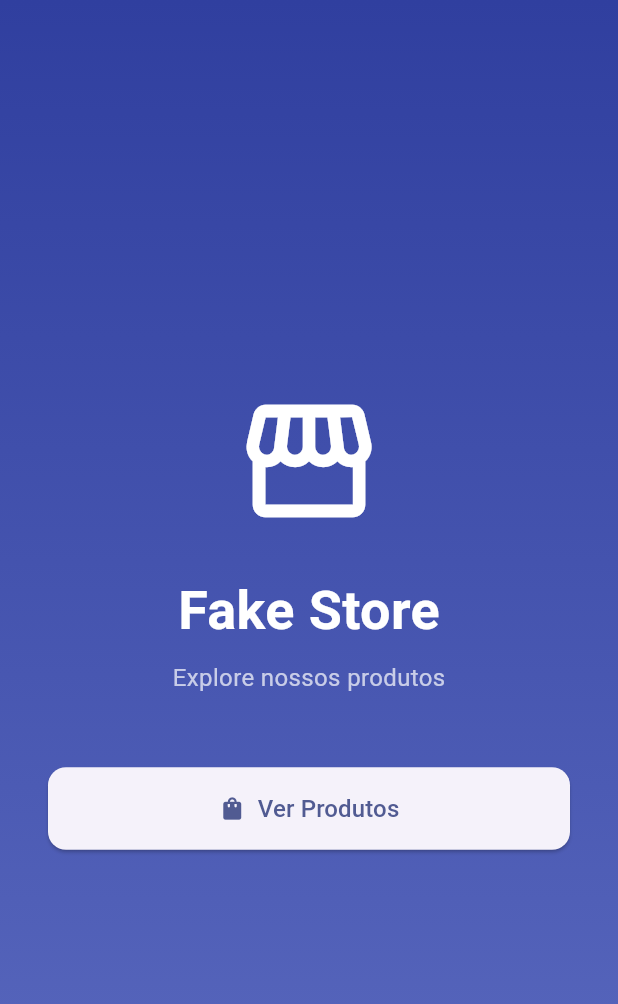
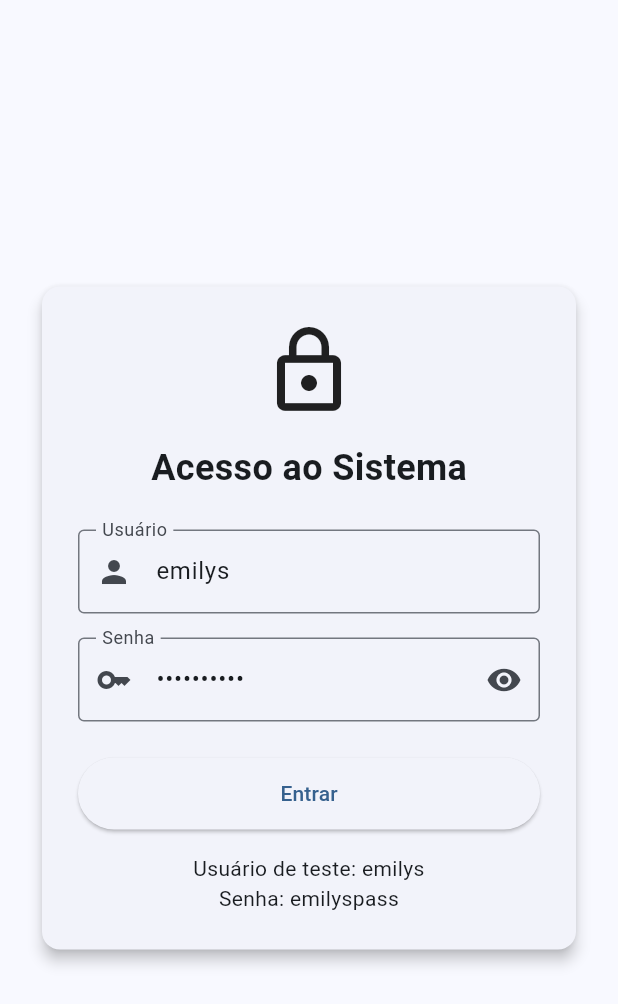
Before and after one commit to TalesUriel/mobile_arquitetura_01, a Flutter app: the screen it shows after launch, on a phone screen of 412 x 824 dp. Shown: the top 1004 px of the screen. Run offline on Flutter 3.47's test engine with Material 3 defaults, Android fonts, the phone set to English and light mode, and no system bars; our stand-ins replace dio; accounts and stored records are empty.

Commit message:
feat: implementa autenticação com DummyJSON e substitui Fake Store API

```diff
--- a/lib/main.dart
+++ b/lib/main.dart
@@ -1,5 +1,5 @@
 import 'package:flutter/material.dart';
-import 'presentation/pages/home_page.dart';
+import 'pages/login_page.dart';
 
 void main() {
   runApp(const MyApp());
@@ -11,14 +11,13 @@ class MyApp extends StatelessWidget {
   @override
   Widget build(BuildContext context) {
     return MaterialApp(
-      title: 'Fake Store',
+      title: 'Projeto Produtos com Autenticação',
       debugShowCheckedModeBanner: false,
       theme: ThemeData(
-        colorScheme: ColorScheme.fromSeed(seedColor: Colors.indigo),
+        colorSchemeSeed: Colors.blue,
         useMaterial3: true,
       ),
-      // Tela inicial da aplicação
-      home: const HomePage(),
+      home: const LoginPage(),
     );
   }
 }
--- /dev/null
+++ b/lib/models/auth_user.dart
@@ -0,0 +1,36 @@
+class AuthUser {
+  final int id;
+  final String username;
+  final String email;
+  final String firstName;
+  final String lastName;
+  final String image;
+  final String accessToken;
+  final String refreshToken;
+
+  AuthUser({
+    required this.id,
+    required this.username,
+    required this.email,
+    required this.firstName,
+    required this.lastName,
+    required this.image,
+    required this.accessToken,
+    required this.refreshToken,
+  });
+
+  factory AuthUser.fromJson(Map<String, dynamic> json) {
+    return AuthUser(
+      id: json['id'],
+      username: json['username'],
+      email: json['email'],
+      firstName: json['firstName'],
+      lastName: json['lastName'],
+      image: json['image'],
+      accessToken: json['accessToken'],
+      refreshToken: json['refreshToken'],
+    );
+  }
+
+  String get fullName => '$firstName $lastName';
+}
--- /dev/null
+++ b/lib/pages/login_page.dart
@@ -0,0 +1,168 @@
+import 'package:flutter/material.dart';
+import '../services/auth_service.dart';
+import '../session/session_controller.dart';
+import 'product_page.dart';
+
+class LoginPage extends StatefulWidget {
+  const LoginPage({super.key});
+
+  @override
+  State<LoginPage> createState() => _LoginPageState();
+}
+
+class _LoginPageState extends State<LoginPage> {
+  final _formKey = GlobalKey<FormState>();
+
+  final _usernameController = TextEditingController(text: 'emilys');
+  final _passwordController = TextEditingController(text: 'emilyspass');
+
+  final AuthService _authService = AuthService();
+
+  bool _isLoading = false;
+  bool _obscurePassword = true;
+
+  Future<void> _login() async {
+    if (!_formKey.currentState!.validate()) {
+      return;
+    }
+
+    setState(() {
+      _isLoading = true;
+    });
+
+    try {
+      final user = await _authService.login(
+        username: _usernameController.text.trim(),
+        password: _passwordController.text.trim(),
+      );
+
+      SessionController.instance.login(user);
+
+      if (!mounted) return;
+
+      Navigator.pushReplacement(
+        context,
+        MaterialPageRoute(
+          builder: (context) => const ProductPage(),
+        ),
+      );
+    } catch (e) {
+      if (!mounted) return;
+
+      ScaffoldMessenger.of(context).showSnackBar(
+        SnackBar(
+          content: Text('Erro ao realizar login: $e'),
+        ),
+      );
+    } finally {
+      if (mounted) {
+        setState(() {
+          _isLoading = false;
+        });
+      }
+    }
+  }
+
+  @override
+  void dispose() {
+    _usernameController.dispose();
+    _passwordController.dispose();
+    super.dispose();
+  }
+
+  @override
+  Widget build(BuildContext context) {
+    return Scaffold(
+      body: Center(
+        child: SingleChildScrollView(
+          padding: const EdgeInsets.all(24),
+          child: Card(
+            elevation: 4,
+            child: Padding(
+              padding: const EdgeInsets.all(24),
+              child: Form(
+                key: _formKey,
+                child: Column(
+                  mainAxisSize: MainAxisSize.min,
+                  children: [
+                    const Icon(
+                      Icons.lock_outline,
+                      size: 64,
+                    ),
+                    const SizedBox(height: 16),
+                    const Text(
+                      'Acesso ao Sistema',
+                      style: TextStyle(
+                        fontSize: 24,
+                        fontWeight: FontWeight.bold,
+                      ),
+                    ),
+                    const SizedBox(height: 24),
+                    TextFormField(
+                      controller: _usernameController,
+                      decoration: const InputDecoration(
+                        labelText: 'Usuário',
+                        prefixIcon: Icon(Icons.person),
+                        border: OutlineInputBorder(),
+                      ),
+                      validator: (value) {
+                        if (value == null || value.trim().isEmpty) {
+                          return 'Informe o usuário';
+                        }
+                        return null;
+                      },
+                    ),
+                    const SizedBox(height: 16),
+                    TextFormField(
+                      controller: _passwordController,
+                      obscureText: _obscurePassword,
+                      decoration: InputDecoration(
+                        labelText: 'Senha',
+                        prefixIcon: const Icon(Icons.key),
+                        border: const OutlineInputBorder(),
+                        suffixIcon: IconButton(
+                          icon: Icon(
+                            _obscurePassword
+                                ? Icons.visibility
+                                : Icons.visibility_off,
+                          ),
+                          onPressed: () {
+                            setState(() {
+                              _obscurePassword = !_obscurePassword;
+                            });
+                          },
+                        ),
+                      ),
+                      validator: (value) {
+                        if (value == null || value.trim().isEmpty) {
+                          return 'Informe a senha';
+                        }
+                        return null;
+                      },
+                    ),
+                    const SizedBox(height: 24),
+                    SizedBox(
+                      width: double.infinity,
+                      height: 48,
+                      child: ElevatedButton(
+                        onPressed: _isLoading ? null : _login,
+                        child: _isLoading
+                            ? const CircularProgressIndicator()
+                            : const Text('Entrar'),
+                      ),
+                    ),
+                    const SizedBox(height: 16),
+                    const Text(
+                      'Usuário de teste: emilys\nSenha: emilyspass',
+                      textAlign: TextAlign.center,
+                    ),
+                  ],
+                ),
+              ),
+            ),
+          ),
+        ),
+      ),
+    );
+  }
+}
--- /dev/null
+++ b/lib/session/session_controller.dart
@@ -0,0 +1,23 @@
+import '../models/auth_user.dart';
+
+class SessionController {
+  static final SessionController instance = SessionController._();
+
+  SessionController._();
+
+  AuthUser? _user;
+
+  AuthUser? get user => _user;
+
+  String? get token => _user?.accessToken;
+
+  bool get isLoggedIn => _user != null;
+
+  void login(AuthUser user) {
+    _user = user;
+  }
+
+  void logout() {
+    _user = null;
+  }
+}
--- a/pubspec.yaml
+++ b/pubspec.yaml
@@ -9,6 +9,7 @@ dependencies:
     sdk: flutter
   dio: ^5.4.0
   provider: ^6.1.2
+  http: ^1.2.0
 dev_dependencies:
   flutter_test:
     sdk: flutter
```
Also changed, not shown: lib/models/product.dart (added, +34 -0 lines), lib/pages/product_detail_page.dart (added, +72 -0 lines), lib/pages/product_page.dart (added, +143 -0 lines), lib/services/auth_service.dart (added, +46 -0 lines), lib/services/product_service.dart (added, +34 -0 lines), pubspec.lock, 10 other files.
